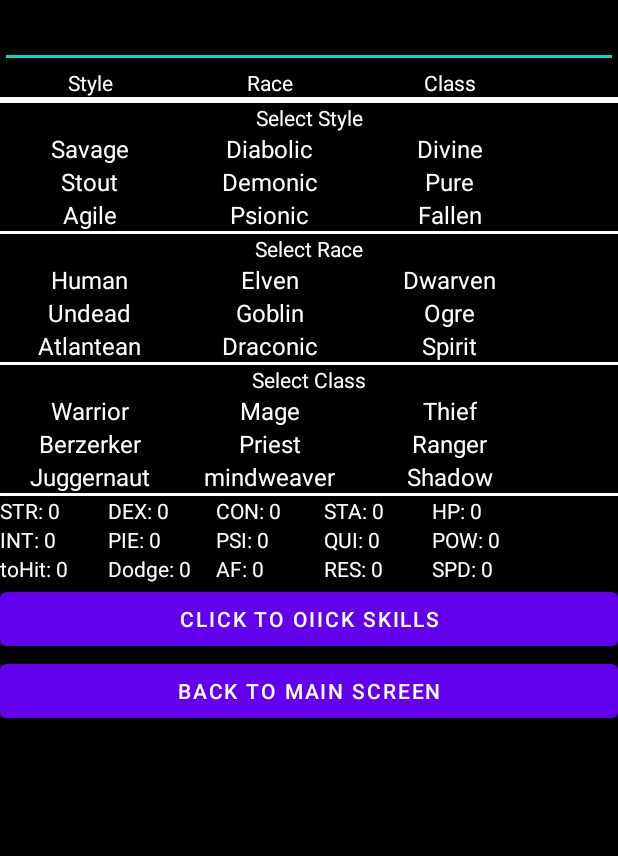
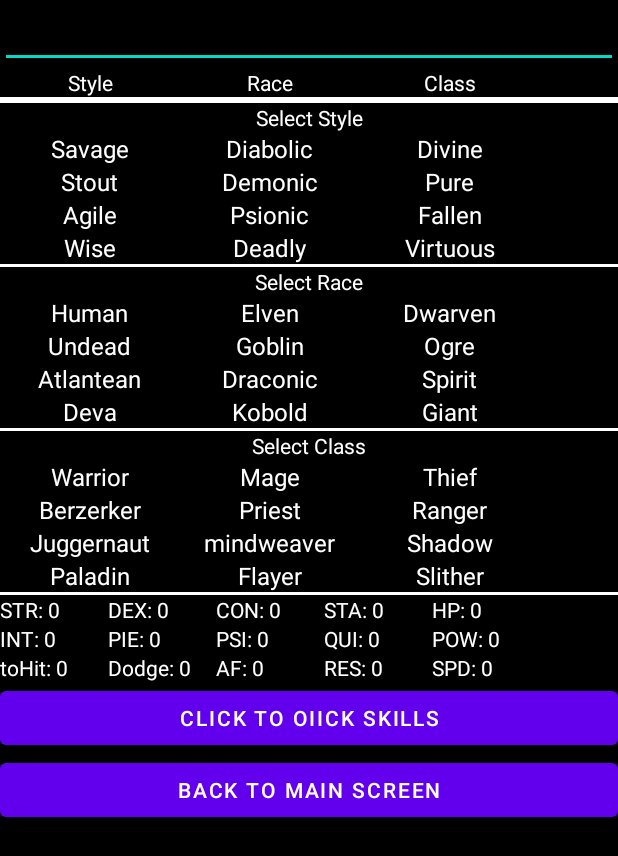
Before and after one commit to wkpescherine/Projects-2022, an Android app: the CreateCharacter screen opened directly, with no data from a screen before it, on a phone screen of 412 x 824 dp. Shown: the top 856 px of the screen. Run offline under Robolectric (Android 15) with nearby library versions, the phone set to English and light mode, and no system bars.

Commit message:
Added 3 new SRC to Char Create Updated some stats and general functionality

```diff
--- a/app/src/main/java/com/example/ascension/CharDataConfig.java
+++ b/app/src/main/java/com/example/ascension/CharDataConfig.java
@@ -12,40 +12,52 @@ public class CharDataConfig {
     int raceStats[] = {0,0,0,0,0,0,0,0,0,0,0};
     int classStats[] = {0,0,0,0,0,0,0,0,0,0,0};
     //Styles 12 points
-    int styleSavage [] = {6,0,0,0,2,3,1,0,0,0,0,0};
-    int styleDiabolic [] = {0,5,0,0,2,4,1,0,0,0,0,0};
-    int styleDivine [] = {0,0,6,0,1,3,2,0,0,0,0,0};
-    int styleStout [] = {0,0,2,0,2,2,6,0,0,0,0,0};
-    int styleDemonic [] = {0,4,0,0,2,2,4,0,0,0,0,0};
-    int stylePure [] = {0,0,8,0,0,0,4,0,0,0,0};
-    int styleAgile [] = {2,0,0,0,6,4,0,0,0,0,0};
-    int stylePsionic [] = {0,3,0,9,0,0,0,0,0,0,0};
-    int styleFallen [] = {4,0,3,0,1,2,2,0,0,0,0};
-    //Race 12 points
-    int raceHuman [] = {3,3,3,0,3,3,3,25,0,0,0};
-    int raceElven [] = {2,4,1,1,4,4,2,27,0,0,0};
-    int raceDwarven [] = {4,1,2,0,2,2,7,30,0,0,0};
-    int raceUndead [] = {5,1,1,2,2,2,5,23,0,0,0};
-    int raceGoblin [] = {2,1,1,0,5,7,2,24,0,0,0};
-    int raceOgre [] = {6,1,1,0,1,1,2,20,0,0,0};
-    int raceAtlantean [] = {2,4,1,4,2,3,2,25,0,0,0};
-    int raceDraconic [] = {4,2,1,2,2,2,5,26,0,0,0};
-    int raceSpirit [] = {1,5,1,6,1,3,1,26,0,0,0};
+    //stats array def -str int, pie, psi, dex, qiu, con, sta, lvl, hp ,pow
+    int [] styleSavage   = {6,0,0,0,2,3,1,0,0,0,0};
+    int [] styleDiabolic = {0,5,0,0,2,4,1,0,0,0,0};
+    int [] styleDivine   = {0,0,6,0,1,3,2,0,0,0,0};
+    int [] styleStout    = {0,0,2,0,2,2,6,0,0,0,0};
+    int [] styleDemonic  = {0,4,0,0,2,2,4,0,0,0,0};
+    int [] stylePure     = {0,0,8,0,0,0,4,0,0,0,0};
+    int [] styleAgile    = {2,0,0,0,6,4,0,0,0,0,0};
+    int [] stylePsionic  = {0,3,0,9,0,0,0,0,0,0,0};
+    int [] styleFallen   = {4,0,3,0,1,2,2,0,0,0,0};
+    int [] styleWise     = {0,8,1,3,0,0,0,0,0,0,0};
+    int [] styleDeadly   = {3,0,0,0,7,2,0,0,0,0,0};
+    int [] styleVirtuous = {2,0,4,0,3,1,2,0,0,0,0};
+    //Race 18 points
+    //stats array def -str int, pie, psi, dex, qiu, con, sta, lvl, hp ,pow
+    int [] raceHuman     = {3,3,3,0,3,3,3,25,0,0,0};
+    int [] raceElven     = {2,4,1,1,4,4,2,27,0,0,0};
+    int [] raceDwarven   = {4,1,2,0,2,2,7,30,0,0,0};
+    int [] raceUndead    = {5,1,1,2,2,2,5,23,0,0,0};
+    int [] raceGoblin    = {2,1,1,0,5,7,2,24,0,0,0};
+    int [] raceOgre      = {6,1,1,0,1,1,2,20,0,0,0};
+    int [] raceAtlantean = {2,4,1,4,2,3,2,25,0,0,0};
+    int [] raceDraconic  = {4,2,1,2,2,2,5,26,0,0,0};
+    int [] raceSpirit    = {1,5,1,6,1,3,1,26,0,0,0};
+    int [] raceDeva      = {1,4,5,2,2,2,2,25,0,0,0};
+    int [] raceKobold    = {1,1,1,0,5,9,1,28,0,0,0};
+    int [] raceGiant     = {9,1,1,0,1,1,5,20,0,0,0};
     //class 12 points
-    int classWarrior [] = {4,0,0,0,2,2,4,30,1, 20,0};
-    int classMage [] = {0,6,2,0,0,4,0,20,1,8,20};
-    int classThief [] = {2,0,0,0,5,3,2,25,1,12,0};
-    int classBerzerker [] = {8,0,0,0,2,2,0,30,1,16,0};
-    int classPriest [] = {0,0,7,0,1,3,2,20,1,10,15};
-    int classRanger [] = {3,0,1,0,4,4,0,25,1,14,0};
-    int classJuggernaut [] = {8,0,0,0,1,1,2,30,1,24,0};
-    int classMindweaver [] = {0,3,0,8,0,1,0,20,1,12,15};
-    int classShadow [] = {3,1,0,1,3,3,1,25,1,10,10};
-    //stats array def -str int, pie, qui, dex, con, lvl,hp,pow
+    //stats array def -str int, pie, psi, dex, qiu, con, sta, lvl, hp ,pow
+    int [] classWarrior     = {4,0,0,0,2,2,4,30,1,20,0};
+    int [] classMage        = {0,6,2,0,0,4,0,20,1,8,20};
+    int [] classThief       = {2,0,0,0,5,3,2,25,1,12,0};
+    int [] classBerzerker   = {8,0,0,0,2,2,0,30,1,16,0};
+    int [] classPriest      = {0,0,7,0,1,3,2,20,1,10,15};
+    int [] classRanger      = {3,0,1,0,4,4,0,25,1,14,0};
+    int [] classJuggernaut  = {8,0,0,0,1,1,2,30,1,24,0};
+    int [] classMindweaver  = {0,3,0,8,0,1,0,20,1,12,15};
+    int [] classShadow      = {3,1,0,1,3,3,1,25,1,10,10};
+    int [] classPaladin     = {3,0,3,0,2,1,3,30,1,25,8};
+    int [] classFlayer      = {0,4,0,6,0,2,0,20,1,12,20};
+    int [] classSlither     = {2,3,0,0,2,3,2,25,1,15,10};
+    //stats array def -str int, pie, psi, dex, qiu, con, sta, lvl, hp ,pow//stats array def -str int, pie, qui, dex, con, lvl,hp,pow
     static int charStats [] = {0,0,0,0,0,0,0,0,0,0,0};
-    //stats array def -str int, pie, qui, dex, con
+    //stats array def -str int, pie, psi, dex, qui, con, sta
     static int []charBonus = {0,0,0,0,0,0,0,0};
-    // stats array def - toHit, Dodge, AF, SPD
+    // stats array def - toHit, Dodge, AF, Res, SPD
     static int [] combatStats = {0,0,0,0,0};
     //Main, Off, helm, chest, legs, boots, shoulders, arms, gloves, back
     static String gearWorn [] = {"None","None","None","None","None","None","None","None","None","None"};
@@ -79,6 +91,15 @@ public class CharDataConfig {
         if(charStyle.equals("Fallen")){
             styleStats = styleFallen;
         }
+        if(charStyle.equals("Wise")){
+            styleStats = styleWise;
+        }
+        if(charStyle.equals("Deadly")){
+            styleStats = styleDeadly;
+        }
+        if(charStyle.equals("Virtuous")){
+            styleStats = styleVirtuous;
+        }
         statsTotal();
     }
 
@@ -111,6 +132,15 @@ public class CharDataConfig {
         if(charRace.equals("Spirit")){
             raceStats = raceSpirit;
         }
+        if(charRace.equals("Deva")){
+            raceStats = raceDeva;
+        }
+        if(charRace.equals("Kobold")){
+            raceStats = raceKobold;
+        }
+        if(charRace.equals("Giant")){
+            raceStats = raceGiant;
+        }
         statsTotal();
     }
 
@@ -142,6 +172,15 @@ public class CharDataConfig {
         }
         if(charClass.equals("Shadow")){
             classStats = classShadow;
+        }
+        if(charClass.equals("Paladin")){
+            classStats = classPaladin;
+        }
+        if(charClass.equals("Flayer")){
+            classStats = classFlayer;
+        }
+        if(charClass.equals("Slither")){
+            classStats = classSlither;
         }
         statsTotal();
     }
@@ -182,11 +221,12 @@ public class CharDataConfig {
     }
 
     public void setCombatStats(){
-        // array def   = toHit, Dodge, AF, SPD
+        // array def   = toHit, Dodge, AF, Res, SPD
         // combatStats = {0,0,0,0,0};
         combatStats[0] = charBonus[4]+10;
         combatStats[1] = charBonus[4]+charBonus[5];
         combatStats[3] = charBonus[3];
         combatStats[4] = charBonus[1];
+        combatStats[5] = charBonus[5];
     }
 }
--- a/app/src/main/res/layout/activity_create_character.xml
+++ b/app/src/main/res/layout/activity_create_character.xml
@@ -150,6 +150,35 @@
                 android:textColor="#fff"
                 android:onClick="handleStyle"/>
         </TableRow>
+        <TableRow
+            android:id="@+id/row1_4"
+            android:layout_height="wrap_content"
+            android:layout_width="wrap_content">
+            <TextView
+                android:layout_width="120dp"
+                android:layout_height="wrap_content"
+                android:layout_gravity="center"
+                android:text="Wise"
+                android:textColor="#fff"
+                android:textSize="16dp"
+                android:onClick="handleStyle"/>
+            <TextView
+                android:layout_width="120dp"
+                android:layout_height="wrap_content"
+                android:layout_gravity="center"
+                android:text="Deadly"
+                android:textSize="16dp"
+                android:textColor="#fff"
+                android:onClick="handleStyle"/>
+            <TextView
+                android:layout_width="120dp"
+                android:layout_height="wrap_content"
+                android:layout_gravity="center"
+                android:text="Virtuous"
+                android:textSize="16dp"
+                android:textColor="#fff"
+                android:onClick="handleStyle"/>
+        </TableRow>
 
         <LinearLayout
             android:layout_width="match_parent"
@@ -250,6 +279,36 @@
                 android:textColor="#fff"
                 android:onClick="handleRace"/>
         </TableRow>
+        <TableRow
+            android:id="@+id/row2_4"
+            android:layout_height="wrap_content"
+            android:layout_width="wrap_content">
+            <TextView
+                android:layout_width="120dp"
+                android:layout_height="wrap_content"
+                android:layout_gravity="center"
+                android:text="Deva"
+                android:textSize="16dp"
+                android:textColor="#fff"
+                android:onClick="handleRace"/>
+            <TextView
+                android:layout_width="120dp"
+                android:layout_height="wrap_content"
+                android:layout_gravity="center"
+                android:text="Kobold"
+                android:textSize="16dp"
+                android:textColor="#fff"
+                android:onClick="handleRace"/>
+            <TextView
+                android:layout_width="120dp"
+                android:layout_height="wrap_content"
+                android:layout_gravity="center"
+                android:text="Giant"
+                android:textSize="16dp"
+                android:textColor="#fff"
+                android:onClick="handleRace"/>
+        </TableRow>
+
         <LinearLayout
             android:layout_width="match_parent"
             android:layout_height="2dp"
@@ -345,6 +404,35 @@
                 android:layout_height="wrap_content"
                 android:layout_gravity="center"
                 android:text="Shadow"
+                android:textSize="16dp"
+                android:textColor="#fff"
+                android:onClick="handleClass"/>
+        </TableRow>
+        <TableRow
+            android:id="@+id/row3_4"
+            android:layout_height="wrap_content"
+            android:layout_width="wrap_content">
+            <TextView
+                android:layout_width="120dp"
+                android:layout_height="wrap_content"
+                android:layout_gravity="center"
+                android:text="Paladin"
+                android:textSize="16dp"
+                android:textColor="#fff"
+                android:onClick="handleClass"/>
+            <TextView
+                android:layout_width="120dp"
+                android:layout_height="wrap_content"
+                android:layout_gravity="center"
+                android:text="Flayer"
+                android:textSize="16dp"
+                android:textColor="#fff"
+                android:onClick="handleClass"/>
+            <TextView
+                android:layout_width="120dp"
+                android:layout_height="wrap_content"
+                android:layout_gravity="center"
+                android:text="Slither"
                 android:textSize="16dp"
                 android:textColor="#fff"
                 android:onClick="handleClass"/>
```
